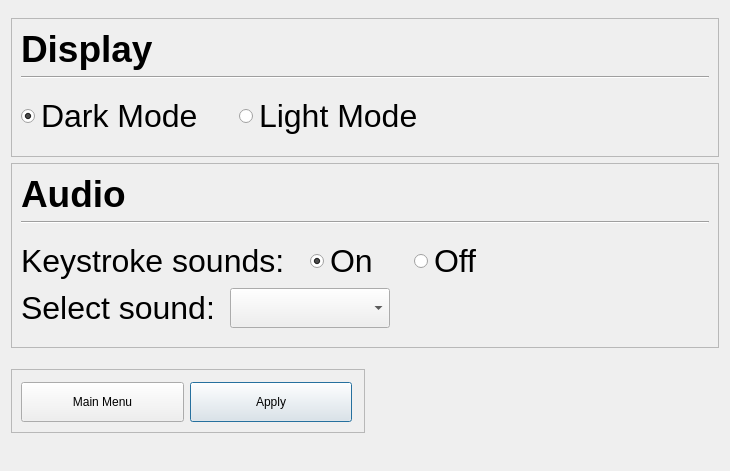
Before: the Qt Designer form speed-typer/source_ui/settingsWindow.ui in Rolv-Apneseth/ps-typer, drawn with Qt 5.
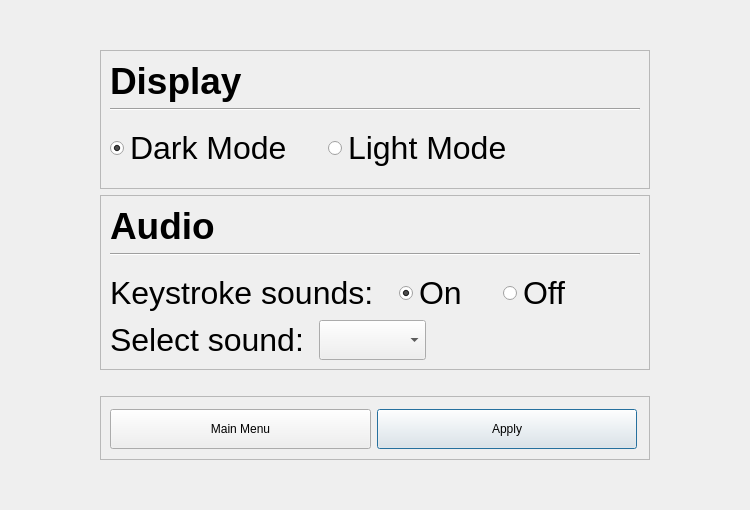
After: the same form once the commit is applied.

Commit message: Modified spacers in settings window to keep proportions in a maximised window

Diff of the .ui file:
```diff
--- a/speed-typer/source_ui/settingsWindow.ui
+++ b/speed-typer/source_ui/settingsWindow.ui
@@ -6,32 +6,59 @@
    <rect>
     <x>0</x>
     <y>0</y>
-    <width>730</width>
-    <height>471</height>
+    <width>750</width>
+    <height>510</height>
    </rect>
   </property>
   <property name="windowTitle">
    <string>Settings</string>
   </property>
-  <layout class="QVBoxLayout" name="verticalLayout_3">
+  <layout class="QHBoxLayout" name="horizontalLayout_5">
    <item>
-    <spacer name="verticalSpacer_2">
+    <spacer name="horizontalSpacer_9">
+     <property name="orientation">
+      <enum>Qt::Horizontal</enum>
+     </property>
+     <property name="sizeHint" stdset="0">
+      <size>
+       <width>40</width>
+       <height>20</height>
+      </size>
+     </property>
+    </spacer>
+   </item>
+   <item>
+    <layout class="QVBoxLayout" name="verticalLayout_4">
+     <property name="topMargin">
+      <number>0</number>
+     </property>
+     <item>
+      <spacer name="verticalSpacer_8">
      <property name="orientation">
       <enum>Qt::Vertical</enum>
      </property>
-     <property name="sizeType">
-      <enum>QSizePolicy::Expanding</enum>
-     </property>
      <property name="sizeHint" stdset="0">
       <size>
        <width>20</width>
-       <height>20</height>
+         <height>40</height>
       </size>
      </property>
     </spacer>
    </item>
    <item>
     <widget class="QFrame" name="frameDisplay">
+       <property name="sizePolicy">
+        <sizepolicy hsizetype="Expanding" vsizetype="Preferred">
+         <horstretch>0</horstretch>
+         <verstretch>0</verstretch>
+        </sizepolicy>
+       </property>
+       <property name="minimumSize">
+        <size>
+         <width>550</width>
+         <height>0</height>
+        </size>
+       </property>
      <property name="frameShape">
       <enum>QFrame::StyledPanel</enum>
      </property>
@@ -41,6 +68,18 @@
      <layout class="QVBoxLayout" name="verticalLayout">
       <item>
        <widget class="QLabel" name="labelDisplay">
+          <property name="sizePolicy">
+           <sizepolicy hsizetype="Preferred" vsizetype="Preferred">
+            <horstretch>0</horstretch>
+            <verstretch>0</verstretch>
+           </sizepolicy>
+          </property>
+          <property name="minimumSize">
+           <size>
+            <width>0</width>
+            <height>0</height>
+           </size>
+          </property>
         <property name="font">
          <font>
           <pointsize>28</pointsize>
@@ -367,22 +406,6 @@
         </item>
        </layout>
       </item>
-      <item>
-       <spacer name="verticalSpacer_7">
-        <property name="orientation">
-         <enum>Qt::Vertical</enum>
-        </property>
-        <property name="sizeType">
-         <enum>QSizePolicy::Fixed</enum>
-        </property>
-        <property name="sizeHint" stdset="0">
-         <size>
-          <width>20</width>
-          <height>10</height>
-         </size>
-        </property>
-       </spacer>
-      </item>
      </layout>
     </widget>
    </item>
@@ -397,16 +420,11 @@
      <property name="sizeHint" stdset="0">
       <size>
        <width>20</width>
-       <height>15</height>
+         <height>20</height>
       </size>
      </property>
     </spacer>
    </item>
-   <item>
-    <layout class="QHBoxLayout" name="horizontalLayout_4">
-     <property name="topMargin">
-      <number>0</number>
-     </property>
      <item>
       <widget class="QFrame" name="frame">
        <property name="minimumSize">
@@ -479,21 +497,6 @@
       </widget>
      </item>
      <item>
-      <spacer name="horizontalSpacer_6">
-       <property name="orientation">
-        <enum>Qt::Horizontal</enum>
-       </property>
-       <property name="sizeHint" stdset="0">
-        <size>
-         <width>40</width>
-         <height>20</height>
-        </size>
-       </property>
-      </spacer>
-     </item>
-    </layout>
-   </item>
-   <item>
     <spacer name="verticalSpacer">
      <property name="orientation">
       <enum>Qt::Vertical</enum>
@@ -505,6 +508,24 @@
       <size>
        <width>20</width>
        <height>40</height>
+        </size>
+       </property>
+      </spacer>
+     </item>
+    </layout>
+   </item>
+   <item>
+    <spacer name="horizontalSpacer_10">
+     <property name="orientation">
+      <enum>Qt::Horizontal</enum>
+     </property>
+     <property name="sizeType">
+      <enum>QSizePolicy::Expanding</enum>
+     </property>
+     <property name="sizeHint" stdset="0">
+      <size>
+       <width>40</width>
+       <height>20</height>
       </size>
      </property>
     </spacer>
```
Lines whose indentation alone changed are shown as unchanged. The commit also changes 1 other file.
